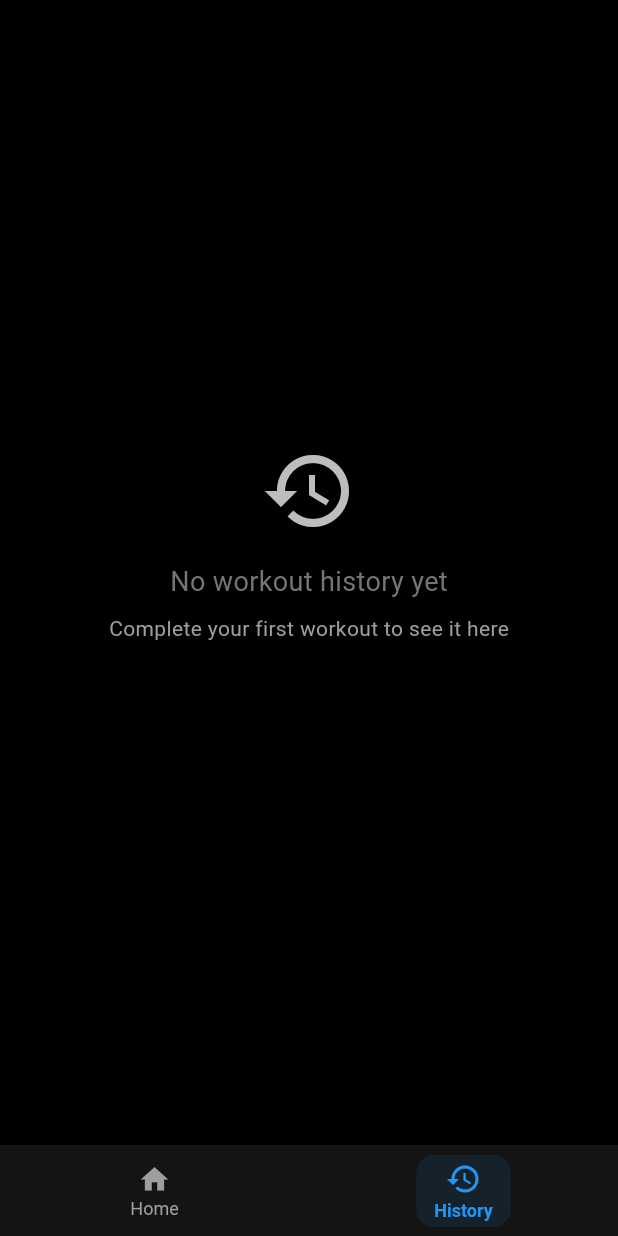
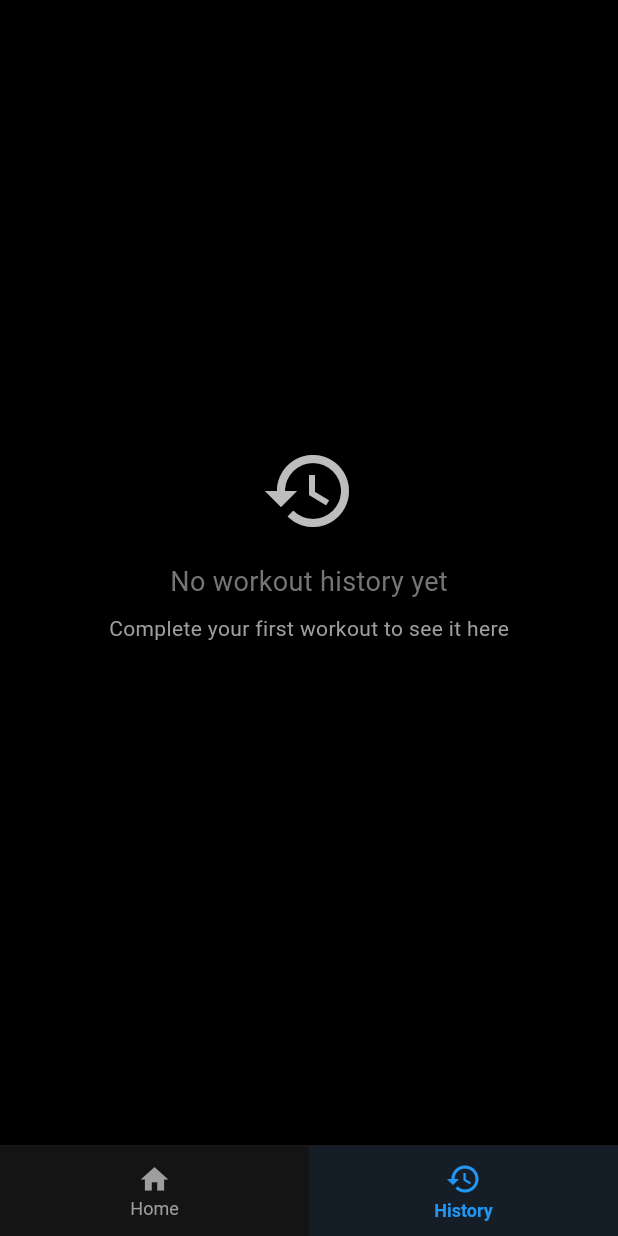
Before and after one commit to pschulzk/nbjp, a Flutter app: the HomeScreen screen opened directly, after a tap on "History", on a phone screen of 412 x 824 dp. Run offline on Flutter 3.47's test engine with Material 3 defaults, Android fonts, the phone set to English and light mode, and no system bars; our stand-ins replace sqflite; accounts and stored records are empty.

Commit message:
style: improve button active route visibility

```diff
--- a/lib/screens/home_screen.dart
+++ b/lib/screens/home_screen.dart
@@ -244,7 +244,7 @@ class _HomeScreenState extends State<HomeScreen> {
                 borderRadius: BorderRadius.circular(8),
                 boxShadow: [
                   BoxShadow(
-                    color: Colors.blue.withOpacity(0.3),
+                    color: Colors.blue.withValues(alpha: 0.3),
                     blurRadius: 8,
                     offset: const Offset(0, 4),
                   ),
@@ -442,6 +442,7 @@ class _HomeScreenState extends State<HomeScreen> {
     required IconData icon,
     required String label,
     required int index,
+    bool includeBottomPadding = true,
   }) {
     final isSelected = _selectedIndex == index;
     return Expanded(
@@ -458,17 +459,14 @@ class _HomeScreenState extends State<HomeScreen> {
           }
         },
         behavior: HitTestBehavior.opaque,
-        child: Container(
-          height: double.infinity,
-          alignment: Alignment.center,
         child: AnimatedContainer(
           duration: const Duration(milliseconds: 200),
           curve: Curves.easeInOut,
-            padding: const EdgeInsets.symmetric(horizontal: 12, vertical: 4),
+          height: double.infinity,
           decoration: BoxDecoration(
-              color: isSelected ? Colors.blue.withOpacity(0.1) : Colors.transparent,
-              borderRadius: BorderRadius.circular(12),
+            color: isSelected ? Colors.blue.withValues(alpha: 0.08) : Colors.transparent,
           ),
+          alignment: Alignment.center,
           child: Column(
             mainAxisSize: MainAxisSize.min,
             children: [
@@ -492,7 +490,6 @@ class _HomeScreenState extends State<HomeScreen> {
                 child: Text(label),
               ),
             ],
-            ),
           ),
         ),
       ),
@@ -571,8 +568,11 @@ class _HomeScreenState extends State<HomeScreen> {
                       ),
                     ),
                   ),
-                  child: SafeArea(
+                  child: Column(
+                    children: [
+                      SafeArea(
                         top: false,
+                        bottom: false,
                         child: SizedBox(
                           height: 60,
                           child: Row(
@@ -581,15 +581,43 @@ class _HomeScreenState extends State<HomeScreen> {
                                 icon: Icons.home,
                                 label: 'Home',
                                 index: 0,
+                                includeBottomPadding: false,
                               ),
                               _buildNavItem(
                                 icon: Icons.history,
                                 label: 'History',
                                 index: 1,
+                                includeBottomPadding: false,
                               ),
                             ],
                           ),
                         ),
+                      ),
+                      // Bottom padding area with active background
+                      SizedBox(
+                        height: MediaQuery.of(context).padding.bottom,
+                        child: Row(
+                          children: [
+                            Expanded(
+                              child: AnimatedContainer(
+                                duration: const Duration(milliseconds: 200),
+                                color: _selectedIndex == 0
+                                  ? Colors.blue.withValues(alpha: 0.08)
+                                  : Colors.transparent,
+                              ),
+                            ),
+                            Expanded(
+                              child: AnimatedContainer(
+                                duration: const Duration(milliseconds: 200),
+                                color: _selectedIndex == 1
+                                  ? Colors.blue.withValues(alpha: 0.08)
+                                  : Colors.transparent,
+                              ),
+                            ),
+                          ],
+                        ),
+                      ),
+                    ],
                   ),
                 ),
               ),
```
Lines whose indentation alone changed are shown as unchanged.
